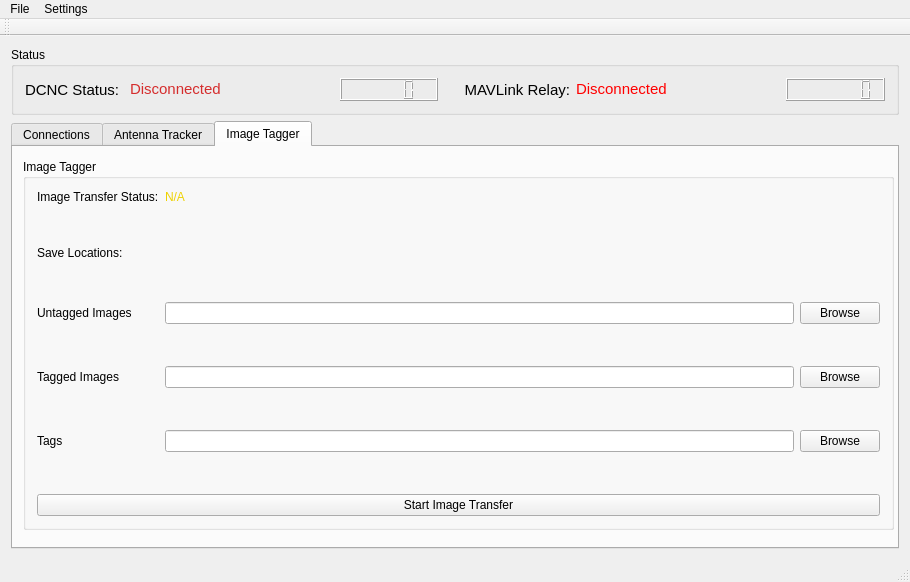
First picture: the form in gcomcontroller.ui, repository ubcuas/GCOM, before the edit.
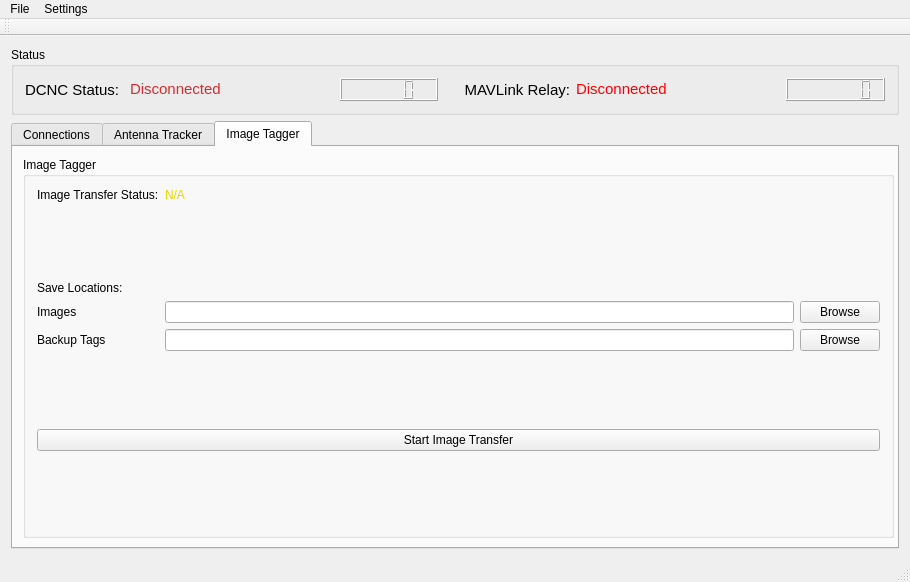
Second picture: the form after the edit.

Commit message:
Replaced image tagged and untagged fields with images
Renamed image relay to image transfer
Updated gui whenever gremlin disconnects or dcnc resets
Replaced all imaged tagged and untagged variables with single images
variable
Removed unnecessary dir variables
Moved image tagger setup to after capabilities have been received
Renamed capabilities to camera untagged and camera tagged

Diff of the .ui file:
```diff
--- a/gcomcontroller.ui
+++ b/gcomcontroller.ui
@@ -446,68 +446,21 @@
         <property name="geometry">
          <rect>
           <x>10</x>
-          <y>12</y>
+          <y>10</y>
           <width>871</width>
-          <height>371</height>
+          <height>381</height>
          </rect>
         </property>
+        <property name="sizePolicy">
+         <sizepolicy hsizetype="Preferred" vsizetype="Preferred">
+          <horstretch>0</horstretch>
+          <verstretch>0</verstretch>
+         </sizepolicy>
+        </property>
         <property name="title">
          <string>Image Tagger</string>
         </property>
-        <layout class="QGridLayout" name="gridLayout_2">
-         <item row="7" column="0">
-          <spacer name="verticalSpacer_8">
-           <property name="orientation">
-            <enum>Qt::Vertical</enum>
-           </property>
-           <property name="sizeHint" stdset="0">
-            <size>
-             <width>20</width>
-             <height>40</height>
-            </size>
-           </property>
-          </spacer>
-         </item>
-         <item row="4" column="1">
-          <widget class="QLineEdit" name="taggerLocationUntaggedField">
-           <property name="sizePolicy">
-            <sizepolicy hsizetype="Expanding" vsizetype="Expanding">
-             <horstretch>0</horstretch>
-             <verstretch>0</verstretch>
-            </sizepolicy>
-           </property>
-          </widget>
-         </item>
-         <item row="6" column="1">
-          <widget class="QLineEdit" name="taggerLocationTaggedField">
-           <property name="sizePolicy">
-            <sizepolicy hsizetype="Expanding" vsizetype="Expanding">
-             <horstretch>0</horstretch>
-             <verstretch>0</verstretch>
-            </sizepolicy>
-           </property>
-          </widget>
-         </item>
-         <item row="1" column="0">
-          <spacer name="verticalSpacer_5">
-           <property name="orientation">
-            <enum>Qt::Vertical</enum>
-           </property>
-           <property name="sizeHint" stdset="0">
-            <size>
-             <width>20</width>
-             <height>40</height>
-            </size>
-           </property>
-          </spacer>
-         </item>
-         <item row="6" column="2">
-          <widget class="QPushButton" name="taggerLocationTaggedButton">
-           <property name="text">
-            <string>Browse</string>
-           </property>
-          </widget>
-         </item>
+        <layout class="QGridLayout" name="gridLayout_2" rowstretch="0,0,0,0,0,0,0,0">
          <item row="0" column="1">
           <widget class="QLabel" name="taggerStatusField">
            <property name="text">
@@ -515,23 +468,30 @@
            </property>
           </widget>
          </item>
-         <item row="8" column="1">
-          <widget class="QLineEdit" name="taggerLocationTagsField">
+         <item row="3" column="1">
+          <widget class="QLineEdit" name="taggerLocationImagesField">
            <property name="sizePolicy">
-            <sizepolicy hsizetype="Expanding" vsizetype="Expanding">
+            <sizepolicy hsizetype="Expanding" vsizetype="Preferred">
              <horstretch>0</horstretch>
              <verstretch>0</verstretch>
             </sizepolicy>
            </property>
           </widget>
          </item>
-         <item row="8" column="2">
+         <item row="4" column="2">
           <widget class="QPushButton" name="taggerLocationTagsButton">
            <property name="text">
             <string>Browse</string>
            </property>
           </widget>
          </item>
+         <item row="4" column="0">
+          <widget class="QLabel" name="taggerLocationTagsLabel">
+           <property name="text">
+            <string>Backup Tags</string>
+           </property>
+          </widget>
+         </item>
          <item row="0" column="0">
           <widget class="QLabel" name="taggerStatusLabel">
            <property name="enabled">
@@ -548,60 +508,13 @@
            </property>
           </widget>
          </item>
-         <item row="8" column="0">
-          <widget class="QLabel" name="taggerLocationTagsLabel">
-           <property name="text">
-            <string>Tags</string>
-           </property>
-          </widget>
-         </item>
-         <item row="4" column="2">
-          <widget class="QPushButton" name="taggerLocationUntaggedButton">
+         <item row="3" column="2">
+          <widget class="QPushButton" name="taggerLocationImagesButton">
            <property name="text">
             <string>Browse</string>
            </property>
           </widget>
          </item>
-         <item row="6" column="0">
-          <widget class="QLabel" name="taggerLocationTaggedLabel">
-           <property name="text">
-            <string>Tagged Images</string>
-           </property>
-          </widget>
-         </item>
-         <item row="4" column="0">
-          <widget class="QLabel" name="taggerLocationUntaggedLabel">
-           <property name="text">
-            <string>Untagged Images</string>
-           </property>
-          </widget>
-         </item>
-         <item row="9" column="0">
-          <spacer name="verticalSpacer_4">
-           <property name="orientation">
-            <enum>Qt::Vertical</enum>
-           </property>
-           <property name="sizeHint" stdset="0">
-            <size>
-             <width>20</width>
-             <height>40</height>
-            </size>
-           </property>
-          </spacer>
-         </item>
-         <item row="10" column="0" colspan="3">
-          <widget class="QPushButton" name="taggerImageTransferButton">
-           <property name="sizePolicy">
-            <sizepolicy hsizetype="Preferred" vsizetype="Expanding">
-             <horstretch>0</horstretch>
-             <verstretch>0</verstretch>
-            </sizepolicy>
-           </property>
-           <property name="text">
-            <string>Start Image Transfer</string>
-           </property>
-          </widget>
-         </item>
          <item row="2" column="0">
           <widget class="QLabel" name="taggerLocationLabel">
            <property name="enabled">
@@ -612,24 +525,73 @@
            </property>
           </widget>
          </item>
-         <item row="5" column="0">
-          <spacer name="verticalSpacer_7">
-           <property name="orientation">
-            <enum>Qt::Vertical</enum>
+         <item row="6" column="0" colspan="3">
+          <widget class="QPushButton" name="taggerImageTransferButton">
+           <property name="sizePolicy">
+            <sizepolicy hsizetype="Preferred" vsizetype="Preferred">
+             <horstretch>0</horstretch>
+             <verstretch>0</verstretch>
+            </sizepolicy>
            </property>
-           <property name="sizeHint" stdset="0">
-            <size>
-             <width>20</width>
-             <height>40</height>
-            </size>
+           <property name="text">
+            <string>Start Image Transfer</string>
            </property>
-          </spacer>
+          </widget>
          </item>
          <item row="3" column="0">
+          <widget class="QLabel" name="taggerLocationImagesLabel">
+           <property name="text">
+            <string>Images</string>
+           </property>
+          </widget>
+         </item>
+         <item row="4" column="1">
+          <widget class="QLineEdit" name="taggerLocationTagsField">
+           <property name="sizePolicy">
+            <sizepolicy hsizetype="Expanding" vsizetype="Preferred">
+             <horstretch>0</horstretch>
+             <verstretch>0</verstretch>
+            </sizepolicy>
+           </property>
+          </widget>
+         </item>
+         <item row="1" column="0">
+          <spacer name="verticalSpacer_5">
+           <property name="orientation">
+            <enum>Qt::Vertical</enum>
+           </property>
+           <property name="sizeHint" stdset="0">
+            <size>
+             <width>20</width>
+             <height>40</height>
+            </size>
+           </property>
+          </spacer>
+         </item>
+         <item row="7" column="0">
           <spacer name="verticalSpacer_6">
            <property name="orientation">
             <enum>Qt::Vertical</enum>
            </property>
+           <property name="sizeType">
+            <enum>QSizePolicy::Expanding</enum>
+           </property>
+           <property name="sizeHint" stdset="0">
+            <size>
+             <width>20</width>
+             <height>40</height>
+            </size>
+           </property>
+          </spacer>
+         </item>
+         <item row="5" column="0">
+          <spacer name="verticalSpacer_4">
+           <property name="orientation">
+            <enum>Qt::Vertical</enum>
+           </property>
+           <property name="sizeType">
+            <enum>QSizePolicy::Expanding</enum>
+           </property>
            <property name="sizeHint" stdset="0">
             <size>
              <width>20</width>
```
Left out of the diff: 262 changed lines with no effect on the pictures. The commit also changes 6 other files.
